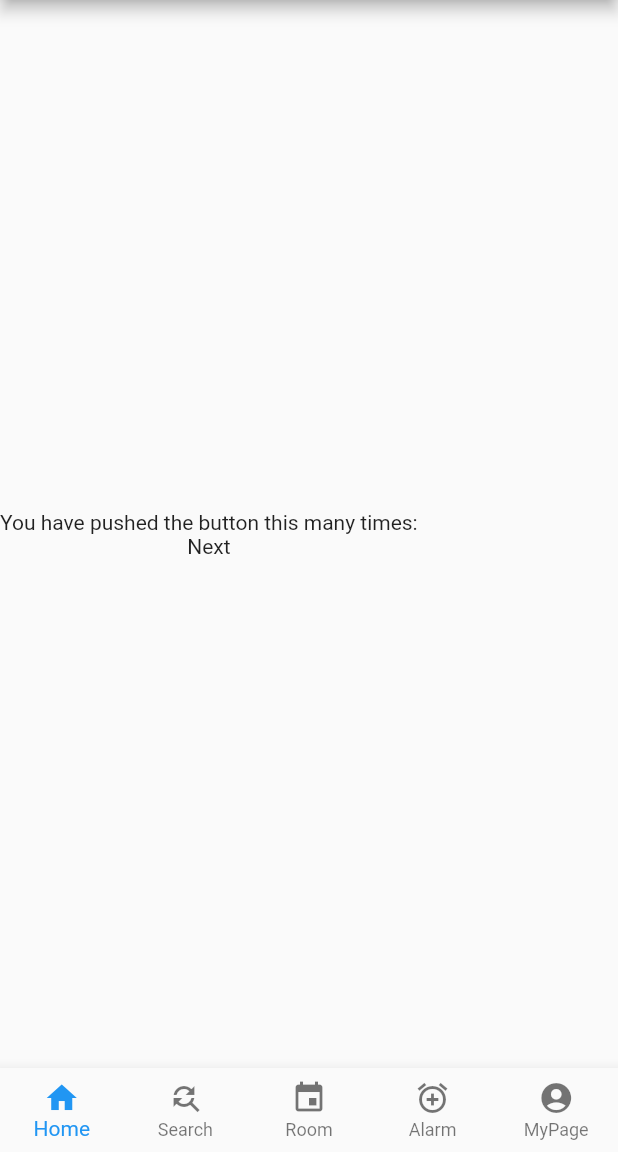
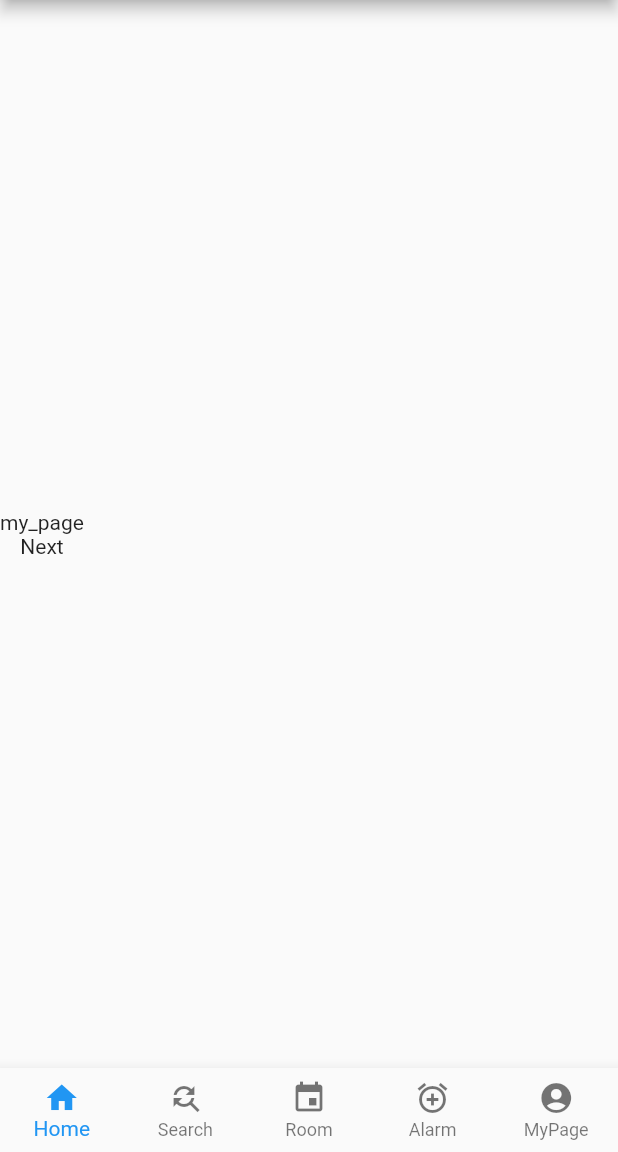
Before and after one commit to maaaaakoto35/rope, a Flutter app: the screen it shows after launch, item 5 of the bottom bar chosen, on a phone screen of 412 x 824 dp, the part 84-1236 px from its top. Run offline on Flutter 3.47's test engine with Material 2 defaults, Android fonts, the phone set to English and light mode, and no system bars.

Commit message:
[develop] add some create page

```diff
--- a/lib/main.dart
+++ b/lib/main.dart
@@ -1,5 +1,8 @@
 import 'package:flutter/material.dart';
-import './new_page.dart' show NextPage;
+import './search.dart' show SearchPage;
+import './room.dart' show RoomPage;
+import './alarm.dart' show AlarmPage;
+import './my_page.dart' show MyPage;
 
 
 void main() {
@@ -21,10 +24,10 @@ class MyApp extends StatelessWidget {
       initialRoute: '/',
       routes: <String, WidgetBuilder>{
         '/': (context) => MyHomePage(title: 'Rope'),
-        '/search': (context) => NextPage(),
-        '/room': (context) => NextPage(),
-        '/alarm': (context) => NextPage(),
-        '/my_page': (context) => NextPage(),
+        '/search': (context) => SearchPage(),
+        '/room': (context) => RoomPage(),
+        '/alarm': (context) => AlarmPage(),
+        '/my_page': (context) => MyPage(),
 
       },
     );
--- /dev/null
+++ b/lib/my_page.dart
@@ -0,0 +1,70 @@
+import 'package:flutter/material.dart';
+
+class MyPage extends StatelessWidget {
+  @override
+  // ignore: missing_return
+  Widget build(BuildContext context) {
+    // TODO: implement build
+    return Scaffold(
+      appBar: AppBar(
+        backgroundColor: Colors.white,
+        title: Text(
+          'Rope',
+          style: TextStyle(
+            color: Colors.blue,
+          ),
+        ),
+        actions: <Widget>[
+          Icon(Icons.share),
+        ],
+      ),
+      body: Container(
+        child: Column(
+          mainAxisAlignment: MainAxisAlignment.center,
+          children: <Widget>[
+            Text(
+              'my_page',
+            ),
+            Text(
+              'Next',
+            ),
+          ],
+        ),
+      ),
+      bottomNavigationBar: BottomNavigationBar(
+        type: BottomNavigationBarType.fixed,
+        items: const [
+          BottomNavigationBarItem(
+            icon: Icon(Icons.home),
+            title: Text('Home'),
+          ),
+          BottomNavigationBarItem(
+            icon: Icon(Icons.find_replace),
+            title: Text('Search'),
+          ),
+          BottomNavigationBarItem(
+            icon: Icon(Icons.event),
+            title: Text('Room'),
+          ),
+          BottomNavigationBarItem(
+            icon: Icon(Icons.add_alarm),
+            title: Text('Alarm'),
+          ),
+          BottomNavigationBarItem(
+            icon: Icon(Icons.account_circle),
+            title: Text('MyPage'),
+          ),
+        ],
+        onTap: (int index) {
+          print(index);
+          if (index == 1) Navigator.of(context).pushNamed('/search');
+          else if (index == 2) Navigator.of(context).pushNamed('/room');
+          else if (index == 3) Navigator.of(context).pushNamed('/alarm');
+          else if (index == 4) Navigator.of(context).pushNamed('/my_page');
+          else Navigator.of(context).pushNamed('/');
+        },
+      ),
+
+    );
+  }
+}
```
Also changed, not shown: lib/alarm.dart (added, +70 -0 lines), lib/room.dart (added, +70 -0 lines), lib/search.dart (added, +70 -0 lines).
